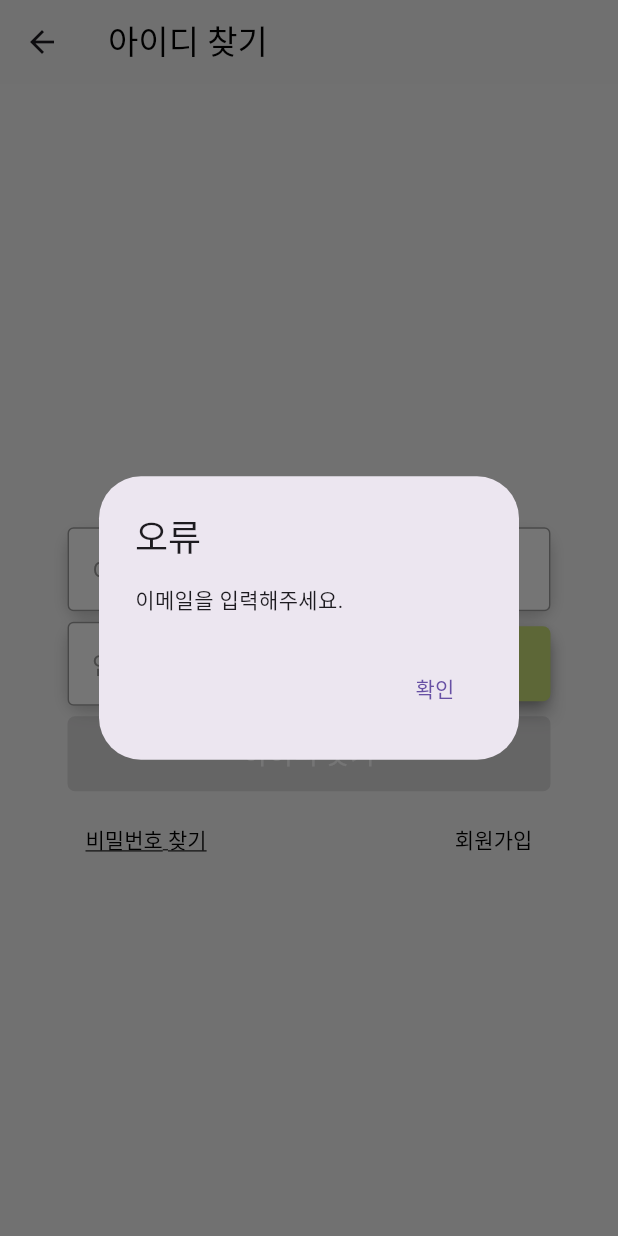
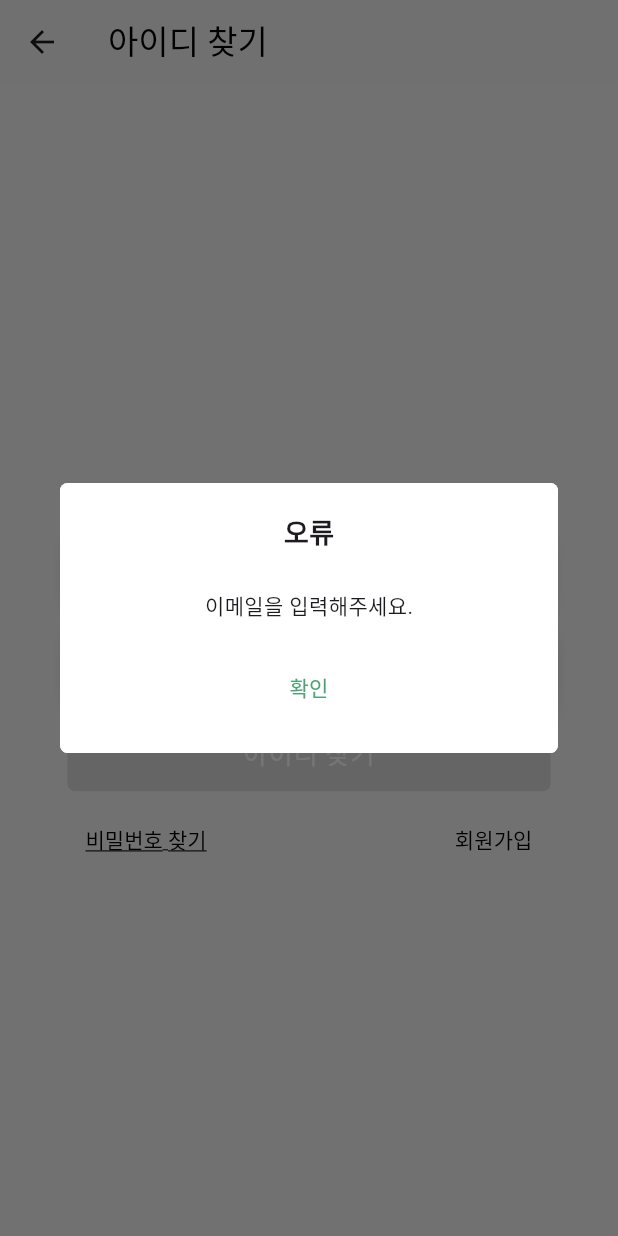
Before and after one commit to mean12345/cap2, a Flutter app: the FindId screen opened directly, after a tap on "코드 보내기", on a phone screen of 412 x 824 dp. Run offline on Flutter 3.47's test engine with Material 3 defaults, Android fonts, the phone set to English and light mode, and no system bars; our stand-ins replace flutter_dotenv, geocoding, geolocator, image_picker, permission_handler, sensors_plus and 2 more; missing offline and left inert: flutter_naver_map, kpostal.

Commit message:
id 찾기 UI 수장

```diff
--- a/lib/login/find_id.dart
+++ b/lib/login/find_id.dart
@@ -187,15 +187,44 @@ class _FindIdState extends BaseLoginState<FindId> {
     print("오류 발생: $message");
     showDialog(
       context: context,
-      builder: (context) => AlertDialog(
-        title: Text('오류'),
-        content: Text(message),
-        actions: [
+      builder: (context) => Dialog(
+        shape: RoundedRectangleBorder(
+          borderRadius: BorderRadius.circular(5),
+        ),
+        child: Container(
+          padding: EdgeInsets.all(20),
+          decoration: BoxDecoration(
+            color: Colors.white,
+            borderRadius: BorderRadius.circular(5),
+          ),
+          child: Column(
+            mainAxisSize: MainAxisSize.min,
+            children: [
+              Text(
+                '오류',
+                style: TextStyle(
+                  fontSize: 18,
+                  fontWeight: FontWeight.bold,
+                ),
+              ),
+              SizedBox(height: 25),
+              Text(message),
+              SizedBox(height: 20),
+              Row(
+                mainAxisAlignment: MainAxisAlignment.center,
+                children: [
                   TextButton(
+                    child: Text(
+                      '확인',
+                      style: TextStyle(color: AppColors.green),
+                    ),
                     onPressed: () => Navigator.pop(context),
-            child: Text('확인'),
                   ),
                 ],
+              ),
+            ],
+          ),
+        ),
       ),
     );
   }
@@ -210,24 +239,24 @@ class _FindIdState extends BaseLoginState<FindId> {
         surfaceTintColor: Colors.transparent,
         title: Text('아이디 찾기', style: TextStyle(color: Colors.black)),
       ),
-      body: Stack(
-        children: [
-          Padding(
+      body: SingleChildScrollView(
+        child: Container(
+          height: MediaQuery.of(context).size.height -
+              AppBar().preferredSize.height,
           padding: const EdgeInsets.fromLTRB(45.0, 100.0, 45.0, 45.0),
           child: Column(
             mainAxisAlignment: MainAxisAlignment.center,
             children: [
-                buildEmailTextField(emailController), //이메일 입력 박스
+              buildEmailTextField(emailController),
               const SizedBox(height: 7),
-                buildCertifyTextField(), //인증번호 입력 박스
+              buildCertifyTextField(),
               const SizedBox(height: 7),
-                buildFindIdButton(), //아이디 찾기 버튼
+              buildFindIdButton(),
               const SizedBox(height: 8),
-                buildPasswordBottomLinks(), //비밀번호 입력 버튼
+              buildPasswordBottomLinks(),
             ],
           ),
         ),
-        ],
       ),
     );
   }
```
Lines whose indentation alone changed are shown as unchanged.
